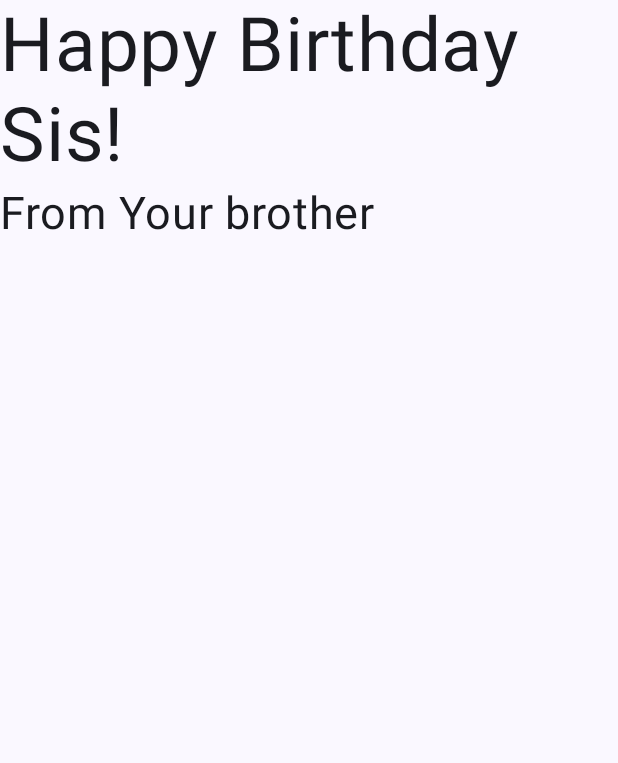
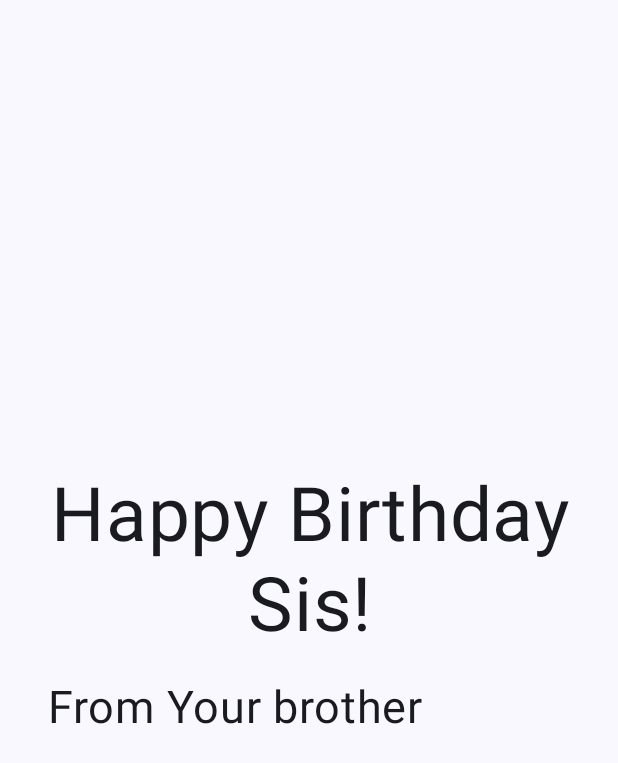
Before and after one commit to sd4483/HappyBirthday, an Android app built with Jetpack Compose: the screen it shows after launch (MainActivity), on a phone screen of 412 x 824 dp. Shown: the top 763 px of the screen. Run offline under Robolectric (Android 15) with nearby library versions, the phone set to English and light mode, and no system bars.

Commit message:
Align content Add text alignment properties to align message and from text to center and left, respectively

```diff
--- a/app/src/main/java/com/example/happybirthday/MainActivity.kt
+++ b/app/src/main/java/com/example/happybirthday/MainActivity.kt
@@ -3,14 +3,19 @@ package com.example.happybirthday
 import android.os.Bundle
 import androidx.activity.ComponentActivity
 import androidx.activity.compose.setContent
+import androidx.compose.foundation.layout.Arrangement
 import androidx.compose.foundation.layout.Column
 import androidx.compose.foundation.layout.fillMaxSize
+import androidx.compose.foundation.layout.padding
 import androidx.compose.material3.MaterialTheme
 import androidx.compose.material3.Surface
 import androidx.compose.material3.Text
 import androidx.compose.runtime.Composable
+import androidx.compose.ui.Alignment
 import androidx.compose.ui.Modifier
+import androidx.compose.ui.text.style.TextAlign
 import androidx.compose.ui.tooling.preview.Preview
+import androidx.compose.ui.unit.dp
 import androidx.compose.ui.unit.sp
 import com.example.happybirthday.ui.theme.HappyBirthdayTheme
 
@@ -24,7 +29,11 @@ class MainActivity : ComponentActivity() {
                     modifier = Modifier.fillMaxSize(),
                     color = MaterialTheme.colorScheme.background
                 ) {
-                    GreetingText(message = "Happy Birthday Sis!", from = "From Your brother")
+                    GreetingText(
+                        message = "Happy Birthday Sis!",
+                        from = "From Your brother",
+                        modifier = Modifier.padding(8.dp)
+                    )
                 }
             }
         }
@@ -33,16 +42,21 @@ class MainActivity : ComponentActivity() {
 
 @Composable
 fun GreetingText(message: String, from: String, modifier: Modifier = Modifier) {
-    Column(modifier = modifier) {
+    Column(
+        verticalArrangement = Arrangement.Center,
+        modifier = modifier.padding(8.dp)
+    ) {
         Text(
             text = message,
             fontSize = 50.sp,
-            lineHeight = 60.sp
+            lineHeight = 60.sp,
+            textAlign = TextAlign.Center
         )
         Text(
             text = from,
             fontSize = 30.sp,
-            lineHeight = 45.sp
+            lineHeight = 45.sp,
+            modifier = Modifier.padding(16.dp).align(alignment = Alignment.Start),
         )
     }
 }
```
